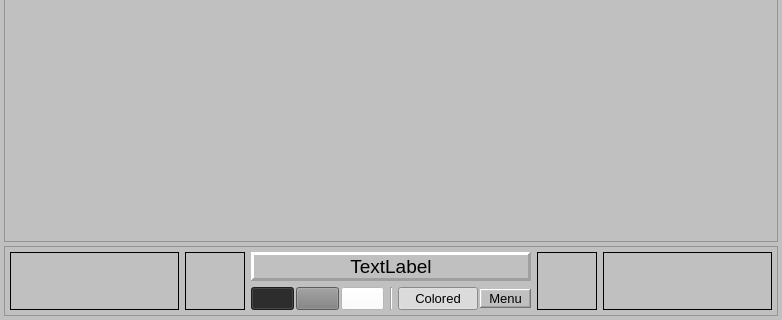
First picture: the form in CompareDialog.ui, repository FuhrerStein/VisImSorter2, before the edit; both pictures show x 0 to 782 and y 519 to 839 of the 782 by 839 pixel window.
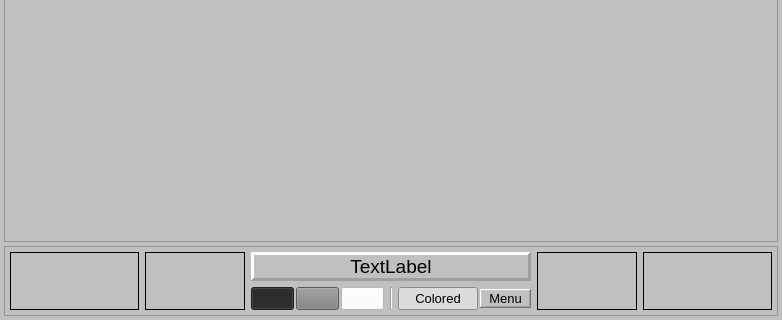
Second picture: the form after the edit.

What changed in the file:
```diff
--- a/CompareDialog.ui
+++ b/CompareDialog.ui
@@ -226,7 +226,7 @@
          </property>
          <property name="minimumSize">
           <size>
-           <width>60</width>
+           <width>100</width>
            <height>0</height>
           </size>
          </property>
@@ -505,7 +505,7 @@
          </property>
          <property name="minimumSize">
           <size>
-           <width>60</width>
+           <width>100</width>
            <height>0</height>
           </size>
          </property>
```
Left out of the diff: 2 changed lines with no effect on the pictures.
